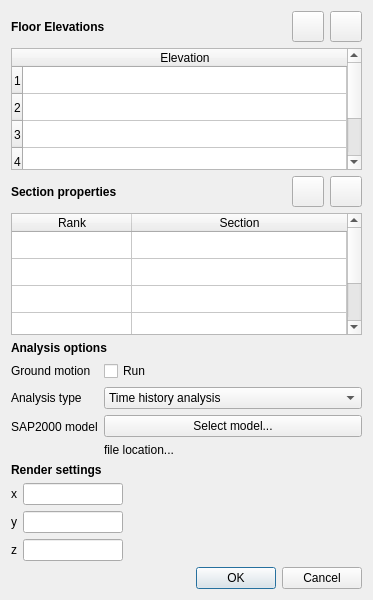
First picture: the form in resources/UI/autobuilder_projectsettings_v1.ui, repository UofT-Seismic-Design-Team/Autobuilder-3.0, before the edit.
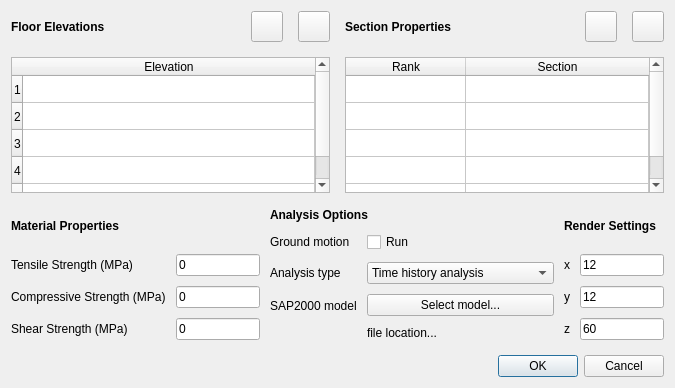
Second picture: the form after the edit.

```diff
--- a/resources/UI/autobuilder_projectsettings_v1.ui
+++ b/resources/UI/autobuilder_projectsettings_v1.ui
@@ -6,16 +6,19 @@
    <rect>
     <x>0</x>
     <y>0</y>
-    <width>373</width>
-    <height>600</height>
+    <width>675</width>
+    <height>388</height>
    </rect>
   </property>
   <property name="windowTitle">
    <string>Project Settings</string>
   </property>
   <layout class="QVBoxLayout" name="verticalLayout_6">
+   <property name="spacing">
+    <number>15</number>
+   </property>
    <item>
-    <layout class="QVBoxLayout" name="verticalLayout_5">
+    <layout class="QHBoxLayout" name="horizontalLayout_3">
      <item>
       <layout class="QVBoxLayout" name="verticalLayout">
        <item>
@@ -24,7 +27,6 @@
           <widget class="QLabel" name="floorElev_title">
            <property name="font">
             <font>
-             <weight>75</weight>
              <bold>true</bold>
             </font>
            </property>
@@ -132,12 +134,11 @@
           <widget class="QLabel" name="sectionProp_title">
            <property name="font">
             <font>
-             <weight>75</weight>
              <bold>true</bold>
             </font>
            </property>
            <property name="text">
-            <string>Section properties</string>
+            <string>Section Properties</string>
            </property>
           </widget>
          </item>
@@ -234,18 +235,104 @@
        </item>
       </layout>
      </item>
+    </layout>
+   </item>
+   <item>
+    <layout class="QHBoxLayout" name="horizontalLayout_4">
+     <property name="spacing">
+      <number>10</number>
+     </property>
+     <item>
+      <layout class="QVBoxLayout" name="verticalLayout_5">
+       <item>
+        <widget class="QLabel" name="materialprops_title">
+         <property name="font">
+          <font>
+           <bold>true</bold>
+          </font>
+         </property>
+         <property name="text">
+          <string>Material Properties</string>
+         </property>
+        </widget>
+       </item>
+       <item>
+        <layout class="QFormLayout" name="formLayout_3">
+         <item row="0" column="0">
+          <widget class="QLabel" name="tensileStrength_title">
+           <property name="text">
+            <string>Tensile Strength (MPa)</string>
+           </property>
+          </widget>
+         </item>
+         <item row="0" column="1">
+          <widget class="QLineEdit" name="tensileStrength_input">
+           <property name="maximumSize">
+            <size>
+             <width>100</width>
+             <height>16777215</height>
+            </size>
+           </property>
+           <property name="text">
+            <string>0</string>
+           </property>
+          </widget>
+         </item>
+         <item row="1" column="0">
+          <widget class="QLabel" name="compressiveStrength_title">
+           <property name="text">
+            <string>Compressive Strength (MPa)</string>
+           </property>
+          </widget>
+         </item>
+         <item row="1" column="1">
+          <widget class="QLineEdit" name="compressiveStrength_input">
+           <property name="maximumSize">
+            <size>
+             <width>100</width>
+             <height>16777215</height>
+            </size>
+           </property>
+           <property name="text">
+            <string>0</string>
+           </property>
+          </widget>
+         </item>
+         <item row="2" column="0">
+          <widget class="QLabel" name="shearStrength_title">
+           <property name="text">
+            <string>Shear Strength (MPa)</string>
+           </property>
+          </widget>
+         </item>
+         <item row="2" column="1">
+          <widget class="QLineEdit" name="shearStrength_input">
+           <property name="maximumSize">
+            <size>
+             <width>100</width>
+             <height>16777215</height>
+            </size>
+           </property>
+           <property name="text">
+            <string>0</string>
+           </property>
+          </widget>
+         </item>
+        </layout>
+       </item>
+      </layout>
+     </item>
      <item>
       <layout class="QVBoxLayout" name="verticalLayout_4">
        <item>
         <widget class="QLabel" name="analysis_title">
          <property name="font">
           <font>
-           <weight>75</weight>
            <bold>true</bold>
           </font>
          </property>
          <property name="text">
-          <string>Analysis options</string>
+          <string>Analysis Options</string>
          </property>
         </widget>
        </item>
@@ -319,14 +406,19 @@
       <layout class="QVBoxLayout" name="verticalLayout_2">
        <item>
         <widget class="QLabel" name="render_title">
+         <property name="maximumSize">
+          <size>
+           <width>16777215</width>
+           <height>16777215</height>
+          </size>
+         </property>
          <property name="font">
           <font>
-           <weight>75</weight>
            <bold>true</bold>
           </font>
          </property>
          <property name="text">
-          <string>Render settings</string>
+          <string>Render Settings</string>
          </property>
         </widget>
        </item>
@@ -347,6 +439,9 @@
              <height>16777215</height>
             </size>
            </property>
+           <property name="text">
+            <string>12</string>
+           </property>
           </widget>
          </item>
          <item row="1" column="0">
@@ -364,6 +459,9 @@
              <height>16777215</height>
             </size>
            </property>
+           <property name="text">
+            <string>12</string>
+           </property>
           </widget>
          </item>
          <item row="2" column="0">
@@ -381,21 +479,24 @@
              <height>16777215</height>
             </size>
            </property>
+           <property name="text">
+            <string>60</string>
+           </property>
           </widget>
          </item>
         </layout>
        </item>
       </layout>
      </item>
-     <item>
-      <widget class="QDialogButtonBox" name="projectSettings_buttonBox">
-       <property name="standardButtons">
-        <set>QDialogButtonBox::Cancel|QDialogButtonBox::Ok</set>
-       </property>
-      </widget>
-     </item>
     </layout>
    </item>
+   <item>
+    <widget class="QDialogButtonBox" name="projectSettings_buttonBox">
+     <property name="standardButtons">
+      <set>QDialogButtonBox::Cancel|QDialogButtonBox::Ok</set>
+     </property>
+    </widget>
+   </item>
   </layout>
  </widget>
  <resources/>
```
Left out of the diff: 12 changed lines with no effect on the pictures.
